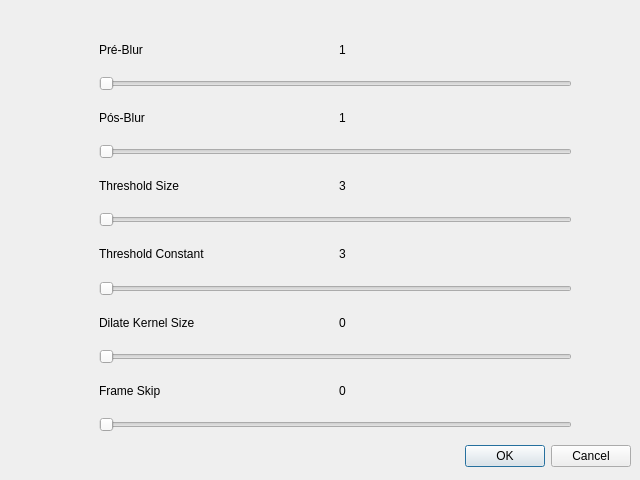
Qt form qt4-ui_files/QDialog_Filters.ui (brunoabud/ic) before a commit.
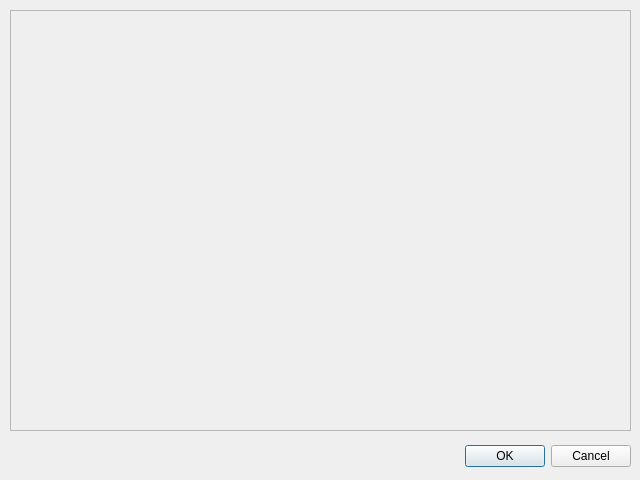
The same form after that commit.

Patch:
```diff
--- a/qt4-ui_files/QDialog_Filters.ui
+++ b/qt4-ui_files/QDialog_Filters.ui
@@ -29,209 +29,28 @@
     <set>QDialogButtonBox::Cancel|QDialogButtonBox::Ok</set>
    </property>
   </widget>
-  <widget class="QFrame" name="frame">
+  <widget class="QScrollArea" name="scrlA_filters">
    <property name="geometry">
     <rect>
-     <x>90</x>
-     <y>20</y>
-     <width>491</width>
+     <x>10</x>
+     <y>10</y>
+     <width>621</width>
      <height>421</height>
     </rect>
    </property>
-   <layout class="QGridLayout" name="gridLayout">
-    <item row="4" column="1">
-     <widget class="QLabel" name="label_7">
-      <property name="text">
-       <string>3</string>
-      </property>
-     </widget>
-    </item>
-    <item row="5" column="0" colspan="2">
-     <widget class="QSlider" name="sldr_preThreshold">
-      <property name="minimum">
-       <number>3</number>
-      </property>
-      <property name="maximum">
-       <number>500</number>
-      </property>
-      <property name="singleStep">
-       <number>2</number>
-      </property>
-      <property name="pageStep">
-       <number>6</number>
-      </property>
-      <property name="orientation">
-       <enum>Qt::Horizontal</enum>
-      </property>
-     </widget>
-    </item>
-    <item row="1" column="0" colspan="2">
-     <widget class="QSlider" name="sldr_preBlur">
-      <property name="minimum">
-       <number>1</number>
-      </property>
-      <property name="maximum">
-       <number>500</number>
-      </property>
-      <property name="orientation">
-       <enum>Qt::Horizontal</enum>
-      </property>
-     </widget>
-    </item>
-    <item row="0" column="1">
-     <widget class="QLabel" name="label_5">
-      <property name="text">
-       <string>1</string>
-      </property>
-     </widget>
-    </item>
-    <item row="2" column="0">
-     <widget class="QLabel" name="label_2">
-      <property name="text">
-       <string>Pós-Blur</string>
-      </property>
-     </widget>
-    </item>
-    <item row="3" column="0" colspan="2">
-     <widget class="QSlider" name="sldr_postBlur">
-      <property name="minimum">
-       <number>1</number>
-      </property>
-      <property name="maximum">
-       <number>500</number>
-      </property>
-      <property name="orientation">
-       <enum>Qt::Horizontal</enum>
-      </property>
-     </widget>
-    </item>
-    <item row="14" column="0">
-     <widget class="QLabel" name="label_9">
-      <property name="text">
-       <string>Frame Skip</string>
-      </property>
-     </widget>
-    </item>
-    <item row="16" column="0" colspan="2">
-     <widget class="QSlider" name="sldr_frameSkip">
-      <property name="minimum">
-       <number>0</number>
-      </property>
-      <property name="maximum">
-       <number>50</number>
-      </property>
-      <property name="singleStep">
-       <number>1</number>
-      </property>
-      <property name="pageStep">
-       <number>5</number>
-      </property>
-      <property name="value">
-       <number>0</number>
-      </property>
-      <property name="orientation">
-       <enum>Qt::Horizontal</enum>
-      </property>
-     </widget>
-    </item>
-    <item row="14" column="1">
-     <widget class="QLabel" name="label_10">
-      <property name="text">
-       <string>0</string>
-      </property>
-     </widget>
-    </item>
-    <item row="0" column="0">
-     <widget class="QLabel" name="label">
-      <property name="text">
-       <string>Pré-Blur</string>
-      </property>
-     </widget>
-    </item>
-    <item row="4" column="0">
-     <widget class="QLabel" name="label_3">
-      <property name="text">
-       <string>Threshold Size</string>
-      </property>
-     </widget>
-    </item>
-    <item row="2" column="1">
-     <widget class="QLabel" name="label_6">
-      <property name="text">
-       <string>1</string>
-      </property>
-     </widget>
-    </item>
-    <item row="9" column="0" colspan="2">
-     <widget class="QSlider" name="sldr_dilateKernelSize">
-      <property name="minimum">
-       <number>0</number>
-      </property>
-      <property name="maximum">
-       <number>50</number>
-      </property>
-      <property name="singleStep">
-       <number>1</number>
-      </property>
-      <property name="pageStep">
-       <number>5</number>
-      </property>
-      <property name="value">
-       <number>0</number>
-      </property>
-      <property name="orientation">
-       <enum>Qt::Horizontal</enum>
-      </property>
-     </widget>
-    </item>
-    <item row="8" column="0">
-     <widget class="QLabel" name="label_11">
-      <property name="text">
-       <string>Dilate Kernel Size</string>
-      </property>
-     </widget>
-    </item>
-    <item row="6" column="0">
-     <widget class="QLabel" name="label_4">
-      <property name="text">
-       <string>Threshold Constant</string>
-      </property>
-     </widget>
-    </item>
-    <item row="6" column="1">
-     <widget class="QLabel" name="label_8">
-      <property name="text">
-       <string>3</string>
-      </property>
-     </widget>
-    </item>
-    <item row="7" column="0" colspan="2">
-     <widget class="QSlider" name="sldr_threshC">
-      <property name="minimum">
-       <number>3</number>
-      </property>
-      <property name="maximum">
-       <number>500</number>
-      </property>
-      <property name="singleStep">
-       <number>2</number>
-      </property>
-      <property name="pageStep">
-       <number>6</number>
-      </property>
-      <property name="orientation">
-       <enum>Qt::Horizontal</enum>
-      </property>
-     </widget>
-    </item>
-    <item row="8" column="1">
-     <widget class="QLabel" name="label_12">
-      <property name="text">
-       <string>0</string>
-      </property>
-     </widget>
-    </item>
-   </layout>
+   <property name="widgetResizable">
+    <bool>true</bool>
+   </property>
+   <widget class="QWidget" name="scrollAreaWidgetContents">
+    <property name="geometry">
+     <rect>
+      <x>0</x>
+      <y>0</y>
+      <width>617</width>
+      <height>417</height>
+     </rect>
+    </property>
+   </widget>
   </widget>
  </widget>
  <resources/>
```
Left out of the diff: 99 changed lines with no effect on the pictures.
